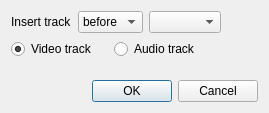
First picture: the form in src/ui/addtrack_ui.ui, repository KDE/kdenlive, before the edit.
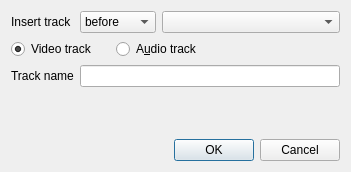
Second picture: the form after the edit. Custom widgets are drawn as their Qt base class.

Commit message: Fix track insert/delete

Patch:
```diff
--- a/src/ui/addtrack_ui.ui
+++ b/src/ui/addtrack_ui.ui
@@ -6,20 +6,26 @@
    <rect>
     <x>0</x>
     <y>0</y>
-    <width>269</width>
-    <height>113</height>
+    <width>351</width>
+    <height>172</height>
    </rect>
   </property>
   <property name="windowTitle">
    <string>Dialog</string>
   </property>
   <layout class="QGridLayout" name="gridLayout">
-   <item row="0" column="0">
-    <widget class="QLabel" name="label">
-     <property name="text">
-      <string>Insert track</string>
+   <item row="3" column="2">
+    <spacer name="verticalSpacer">
+     <property name="orientation">
+      <enum>Qt::Vertical</enum>
      </property>
-    </widget>
+     <property name="sizeHint" stdset="0">
+      <size>
+       <width>20</width>
+       <height>10</height>
+      </size>
+     </property>
+    </spacer>
    </item>
    <item row="0" column="1" colspan="2">
     <widget class="KComboBox" name="before_select">
@@ -35,6 +41,16 @@
      </item>
     </widget>
    </item>
+   <item row="4" column="1" colspan="4">
+    <widget class="QDialogButtonBox" name="buttonBox">
+     <property name="orientation">
+      <enum>Qt::Horizontal</enum>
+     </property>
+     <property name="standardButtons">
+      <set>QDialogButtonBox::Cancel|QDialogButtonBox::Ok</set>
+     </property>
+    </widget>
+   </item>
    <item row="1" column="0" colspan="2">
     <widget class="QRadioButton" name="video_track">
      <property name="text">
@@ -45,40 +61,31 @@
      </property>
     </widget>
    </item>
+   <item row="0" column="0">
+    <widget class="QLabel" name="label">
+     <property name="text">
+      <string>Insert track</string>
+     </property>
+    </widget>
+   </item>
    <item row="1" column="2" colspan="2">
     <widget class="QRadioButton" name="audio_track">
      <property name="text">
-      <string>Audio track</string>
+      <string>A&amp;udio track</string>
      </property>
     </widget>
    </item>
-   <item row="2" column="2">
-    <spacer name="verticalSpacer">
-     <property name="orientation">
-      <enum>Qt::Vertical</enum>
+   <item row="2" column="0">
+    <widget class="QLabel" name="name_label">
+     <property name="text">
+      <string>Track name</string>
      </property>
-     <property name="sizeHint" stdset="0">
-      <size>
-       <width>20</width>
-       <height>10</height>
-      </size>
-     </property>
-    </spacer>
-   </item>
-   <item row="0" column="3">
-    <widget class="KComboBox" name="comboTracks"/>
-   </item>
-   <item row="3" column="1" colspan="4">
-    <widget class="QDialogButtonBox" name="buttonBox">
-     <property name="orientation">
-      <enum>Qt::Horizontal</enum>
-     </property>
-     <property name="standardButtons">
-      <set>QDialogButtonBox::Cancel|QDialogButtonBox::Ok</set>
-     </property>
     </widget>
    </item>
-   <item row="0" column="4" rowspan="3">
+   <item row="2" column="1" colspan="4">
+    <widget class="QLineEdit" name="track_name"/>
+   </item>
+   <item row="1" column="4">
     <spacer name="horizontalSpacer">
      <property name="orientation">
       <enum>Qt::Horizontal</enum>
@@ -91,6 +98,9 @@
      </property>
     </spacer>
    </item>
+   <item row="0" column="3" colspan="2">
+    <widget class="KComboBox" name="comboTracks"/>
+   </item>
   </layout>
  </widget>
  <customwidgets>
```
The commit also changes 6 other files.
